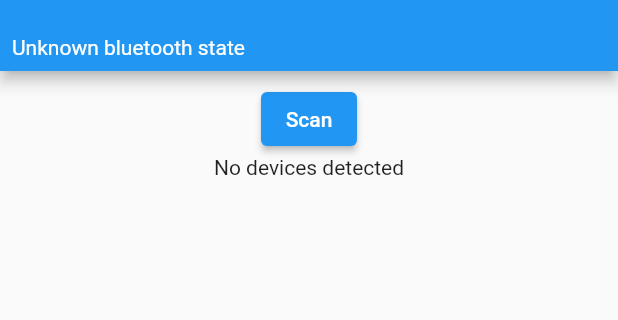
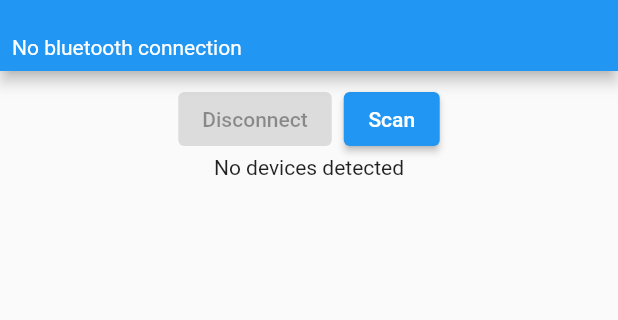
Before and after one commit to mishkov/cyber-jacket-app, a Flutter app: the screen it shows after launch, on a phone screen of 412 x 824 dp, the part 58-378 px from its top. Run offline on Flutter 3.47's test engine with Material 2 defaults, Android fonts, the light colour scheme and no system bars; our stand-ins replace flutter_bloc, flutter_bluetooth_serial.

Commit message:
Implement aka status bar

```diff
--- a/lib/main.dart
+++ b/lib/main.dart
@@ -54,74 +54,61 @@ class _MyHomePageState extends State<MyHomePage> {
   final _bluetooth = FlutterBluetoothSerial.instance;
   final _devices = <BluetoothDevice>[];
   final _controller = ScrollController();
-  Stream<BluetoothState>? _bluetoothStateStream;
+  String _bluetoothConnectionStatus = 'No bluetooth connection';
+  BluetoothConnection? _connection;
 
   @override
   void initState() {
     super.initState();
-    _bluetoothStateStream = _bluetooth.onStateChanged();
   }
 
-  Future<void> _connectToDevice(String address) async {
+  Future<void> _connectToDevice(BluetoothDevice device) async {
     try {
-      BluetoothConnection connection =
-          await BluetoothConnection.toAddress(address);
+      _connection = await BluetoothConnection.toAddress(device.address);
       setState(() {
-        print('Connected to the device');
+        _bluetoothConnectionStatus =
+            'Connected to ${device.name ?? device.address}';
       });
 
-      connection.input?.listen((Uint8List data) {
+      _connection!.input?.listen((Uint8List data) {
         print('Data incoming: ${ascii.decode(data)}');
-        connection.output.add(data); // Sending data
+        _connection!.output.add(data); // Sending data
 
         if (ascii.decode(data).contains('!')) {
-          connection.finish();
-          setState(() {}); // Closing connection
-          print('Disconnecting by local host');
+          _connection!.finish();
+          setState(() {
+            _bluetoothConnectionStatus = 'Bluetooth connection is finished';
+          });
         }
       }).onDone(() {
-        setState(() {});
-        print('Disconnected by remote request');
+        setState(() {
+          _bluetoothConnectionStatus = 'Bluetooth connection is done';
+        });
       });
     } catch (exception) {
-      setState(() {});
-      print('Cannot connect, exception occured');
+      setState(() {
+        _bluetoothConnectionStatus = 'Cannot connect, exception occured';
+      });
     }
   }
 
   @override
   Widget build(BuildContext context) {
-    const statusTextStyle = TextStyle(
-      color: Colors.white,
-    );
-
     return Scaffold(
       appBar: AppBar(
         title: const Text('Cyber Jacket'),
         bottom: PreferredSize(
           preferredSize: const Size.fromHeight(30.0),
+          child: Align(
+            alignment: Alignment.centerLeft,
             child: Padding(
               padding: const EdgeInsets.all(8.0),
-            child: Row(
-              mainAxisAlignment: MainAxisAlignment.spaceBetween,
-              children: [
-                StreamBuilder<BluetoothState>(
-                  stream: _bluetoothStateStream,
-                  builder: (context, snapshot) {
-                    if (snapshot.hasData) {
-                      return Text(
-                        snapshot.data!.stringValue,
-                        style: statusTextStyle,
-                      );
-                    } else {
-                      return const Text(
-                        'Unknown bluetooth state',
-                        style: statusTextStyle,
-                      );
-                    }
-                  },
+              child: Text(
+                _bluetoothConnectionStatus,
+                style: const TextStyle(
+                  color: Colors.white,
                 ),
-              ],
+              ),
             ),
           ),
         ),
@@ -142,6 +129,21 @@ class _MyHomePageState extends State<MyHomePage> {
             mainAxisAlignment: MainAxisAlignment.center,
             crossAxisAlignment: CrossAxisAlignment.center,
             children: <Widget>[
+              Row(
+                mainAxisAlignment: MainAxisAlignment.center,
+                children: [
+                  ElevatedButton(
+                    onPressed: _connection == null
+                        ? null
+                        : () async {
+                            await _connection?.finish();
+                            _connection?.dispose();
+                          },
+                    child: const Text('Disconnect'),
+                  ),
+                  const SizedBox(
+                    width: 8,
+                  ),
                   ElevatedButton(
                     onPressed: () async {
                       setState(() {
@@ -168,6 +170,8 @@ class _MyHomePageState extends State<MyHomePage> {
                     },
                     child: const Text('Scan'),
                   ),
+                ],
+              ),
               Expanded(
                 child: _devices.isNotEmpty
                     ? ListView.builder(
@@ -179,7 +183,7 @@ class _MyHomePageState extends State<MyHomePage> {
                           return AvailableDevice(
                             device: device,
                             onConnect: () {
-                              _connectToDevice(device.address);
+                              _connectToDevice(device);
                             },
                           );
                         },
```
Lines whose indentation alone changed are shown as unchanged.
